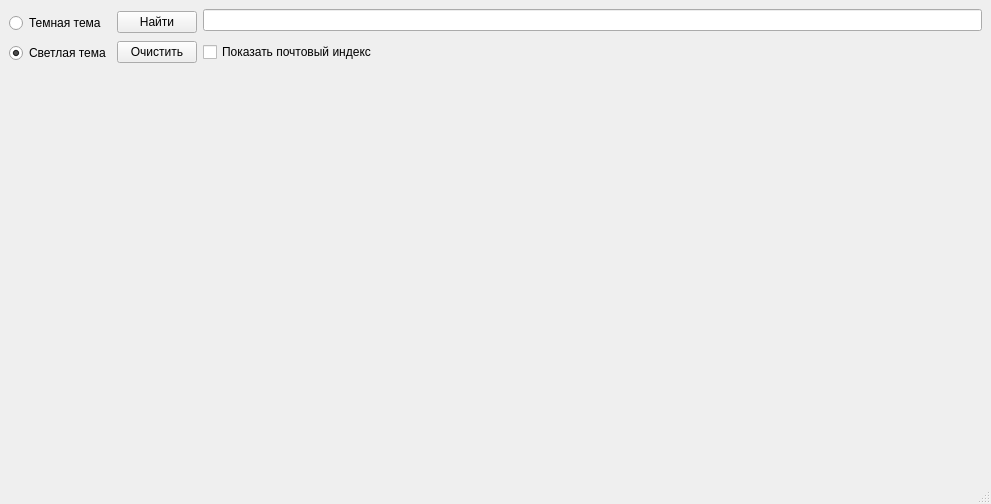
The window that untitled.ui (joer0k/yandex_maps) describes before a commit, drawn with Qt 5.
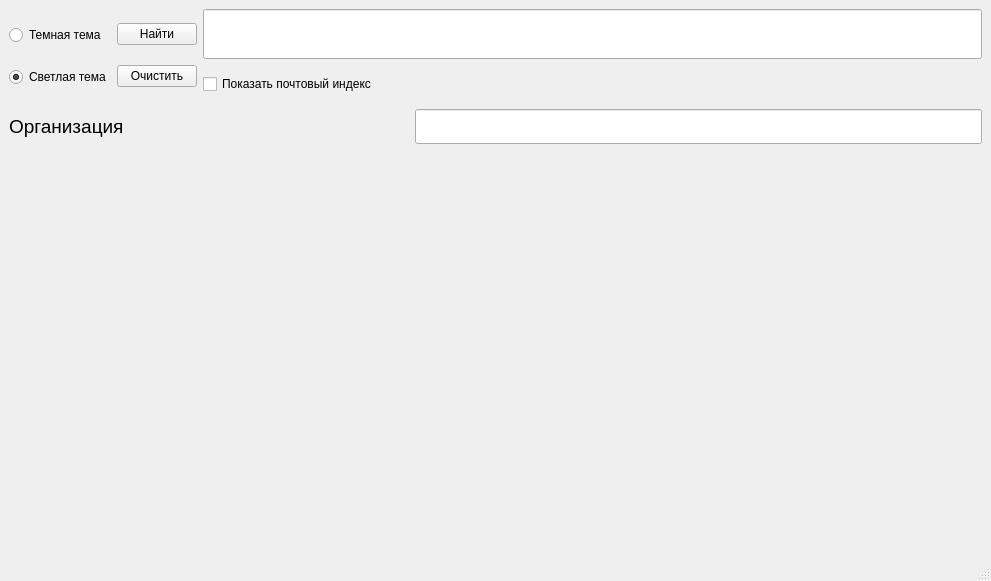
The same window after the commit.

Commit message: 12 задача не доделана

Diff of the .ui file:
```diff
--- a/untitled.ui
+++ b/untitled.ui
@@ -6,8 +6,8 @@
    <rect>
     <x>0</x>
     <y>0</y>
-    <width>800</width>
-    <height>500</height>
+    <width>976</width>
+    <height>581</height>
    </rect>
   </property>
   <property name="windowTitle">
@@ -106,6 +106,12 @@
           <property name="enabled">
            <bool>true</bool>
           </property>
+          <property name="minimumSize">
+           <size>
+            <width>0</width>
+            <height>50</height>
+           </size>
+          </property>
           <property name="clearButtonEnabled">
            <bool>false</bool>
           </property>
@@ -139,6 +145,44 @@
       </item>
      </layout>
     </item>
+    <item row="1" column="0">
+     <layout class="QHBoxLayout" name="horizontalLayout_4">
+      <item>
+       <widget class="QLabel" name="label_2">
+        <property name="minimumSize">
+         <size>
+          <width>400</width>
+          <height>0</height>
+         </size>
+        </property>
+        <property name="font">
+         <font>
+          <pointsize>14</pointsize>
+         </font>
+        </property>
+        <property name="text">
+         <string>Организация</string>
+        </property>
+       </widget>
+      </item>
+      <item>
+       <widget class="QLineEdit" name="edit_organization">
+        <property name="minimumSize">
+         <size>
+          <width>400</width>
+          <height>35</height>
+         </size>
+        </property>
+        <property name="sizeIncrement">
+         <size>
+          <width>0</width>
+          <height>0</height>
+         </size>
+        </property>
+       </widget>
+      </item>
+     </layout>
+    </item>
    </layout>
   </widget>
   <widget class="QStatusBar" name="statusBar"/>
```
The commit also changes 2 other files.
